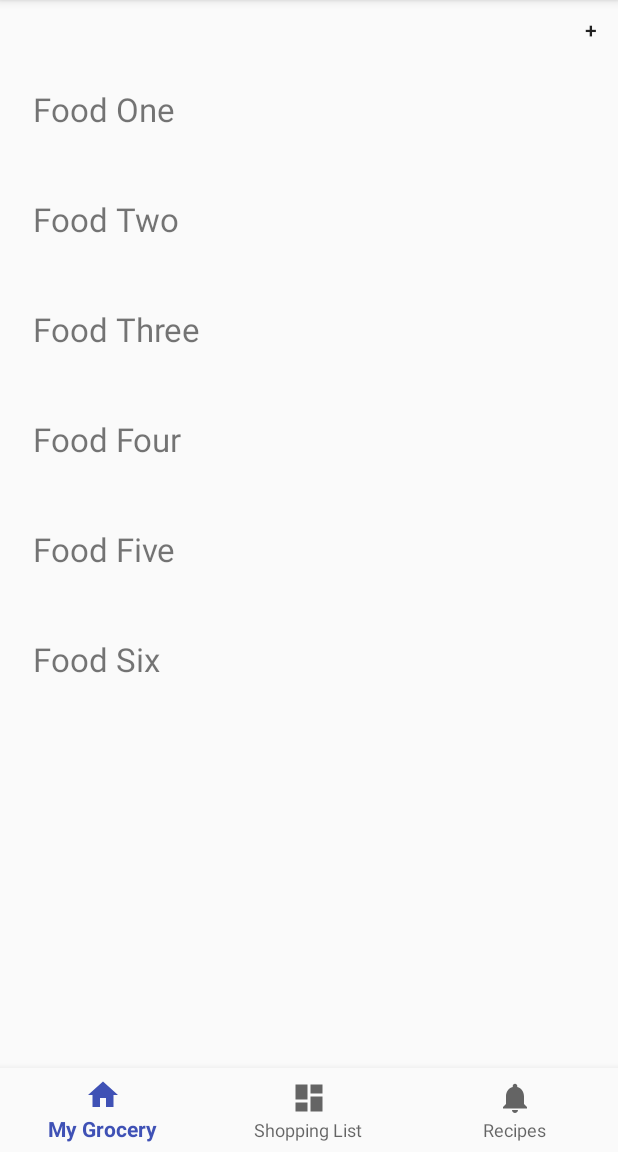
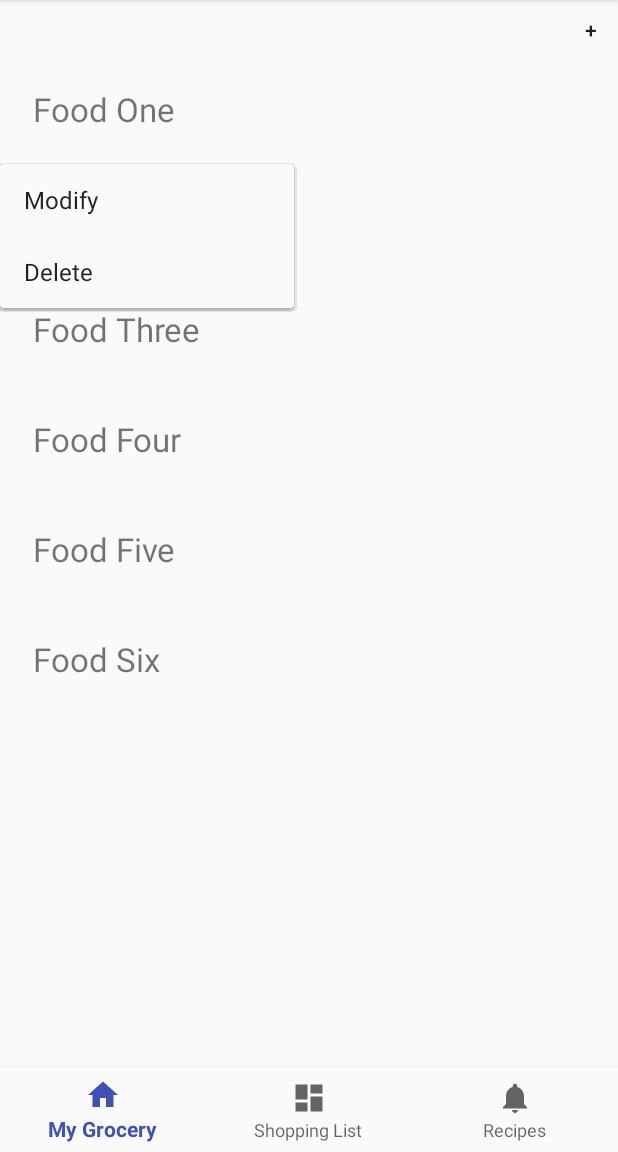
Before and after one commit to wang2262/grocery_assistant, an Android app: the screen it shows after launch (MainActivity), after a tap on "Food One", on a phone screen of 412 x 824 dp, the part 84-1236 px from its top. Run offline under Robolectric (Android 15) with nearby library versions, the phone set to English and light mode, and no system bars.

Commit message:
adding popup menu for items in recycleView

```diff
--- a/app/src/main/java/com/example/team22cs407/groceryassistant/ListAdapter.java
+++ b/app/src/main/java/com/example/team22cs407/groceryassistant/ListAdapter.java
@@ -1,27 +1,62 @@
 package com.example.team22cs407.groceryassistant;
 
+import android.content.Context;
 import android.support.v7.widget.RecyclerView;
+import android.util.Log;
 import android.view.LayoutInflater;
+import android.view.MenuItem;
 import android.view.View;
 import android.view.ViewGroup;
+import android.widget.LinearLayout;
+import android.widget.PopupMenu;
 import android.widget.TextView;
+import android.widget.Toast;
 
 /**
  * Created by SignInSon on 2/17/18.
  */
 
 public class ListAdapter extends RecyclerView.Adapter {
-
+    private Context mContext;
 
     @Override
     public RecyclerView.ViewHolder onCreateViewHolder(ViewGroup parent, int viewType) {
+        mContext = parent.getContext();
         View view = LayoutInflater.from(parent.getContext()).inflate(R.layout.list_row, parent, false);
         return new ListViewHolder(view);
     }
 
     @Override
-    public void onBindViewHolder(RecyclerView.ViewHolder holder, int position) {
+    public void onBindViewHolder(final RecyclerView.ViewHolder holder, final int position) {
         ((ListViewHolder) holder).bindView(position);
+        ((ListViewHolder) holder).listLayout.setOnClickListener(new View.OnClickListener() {
+            @Override
+            public void onClick(View view) {
+                Toast.makeText(mContext, OurData.title[position], Toast.LENGTH_SHORT).show();
+                showPopupMenu(view, position);
+            }
+        });
+    }
+
+    public void showPopupMenu(View view, int position){
+        PopupMenu popupMenu = new PopupMenu(mContext, view);
+        popupMenu.getMenuInflater().inflate(R.menu.action, popupMenu.getMenu());
+        popupMenu.setOnMenuItemClickListener(new PopupMenu.OnMenuItemClickListener() {
+            @Override
+            public boolean onMenuItemClick(MenuItem menuItem) {
+                switch (menuItem.getItemId()) {
+                    case R.id.modify:
+                        Log.d("in OnMenuItemClick", "I am in modify");
+                        return true;
+                    case R.id.delete:
+                        Log.d("in OnMenuItemClick", "I am in delete");
+                        return true;
+                    default:
+                        return false;
+                }
+            }
+        });
+        popupMenu.show();
     }
 
     @Override
@@ -31,11 +66,24 @@ public class ListAdapter extends RecyclerView.Adapter {
 
     private class ListViewHolder extends RecyclerView.ViewHolder implements View.OnClickListener {
         private TextView mItemText;
+        private LinearLayout listLayout;
 
-        public  ListViewHolder(View itemView) {
+        public  ListViewHolder(final View itemView) {
             super(itemView);
             mItemText = (TextView) itemView.findViewById(R.id.itemText);
-            itemView.setOnClickListener(this);
+            //itemView.setOnClickListener(this);
+
+            listLayout = (LinearLayout) itemView.findViewById(R.id.list_layout);
+            /*
+            itemView.setOnClickListener(new View.OnClickListener() {
+                @Override
+                public void onClick(View view){
+                    int position = getAdapterPosition();
+                    Toast.makeText(itemView.getContext(), OurData.title[position], Toast.LENGTH_SHORT).show();
+
+                }
+            });
+            */
 
         }
 
--- a/app/src/main/res/layout/list_row.xml
+++ b/app/src/main/res/layout/list_row.xml
@@ -3,7 +3,8 @@
     xmlns:android="http://schemas.android.com/apk/res/android"
     android:orientation="horizontal"
     android:layout_width="match_parent"
-    android:layout_height="wrap_content">
+    android:layout_height="wrap_content"
+    android:id="@+id/list_layout">
 
     <TextView
         android:layout_width="0dp"
@@ -17,5 +18,4 @@
 
 
 
-
-    </LinearLayout>
+</LinearLayout>
--- /dev/null
+++ b/app/src/main/res/menu/action.xml
@@ -0,0 +1,10 @@
+<?xml version="1.0" encoding="utf-8"?>
+<menu xmlns:android="http://schemas.android.com/apk/res/android">
+    <item
+        android:id="@+id/modify"
+        android:title="@string/modify" />
+
+    <item
+        android:id="@+id/delete"
+        android:title="@string/delete" />
+</menu>
--- a/app/src/main/res/values/strings.xml
+++ b/app/src/main/res/values/strings.xml
@@ -9,11 +9,14 @@
     <string name="recipeText">Recipe fragment</string>
     <string name="plus_sign">+</string>
 
+    <!-- for popup menu for actions -->
+    <string name="modify">Modify</string>
+    <string name="delete">Delete</string>
+
     <!-- for modification dialog-->
     <string name="modification_dialog_message">Are you sure?</string>
     <string name="modification_dialog_save">Save </string>
     <string name="modification_dialog_cancel">Cancel </string>
     <string name="item_name">Name</string>
     <string name="item_expiration">Expiration Date</string>
-
 </resources>
```
